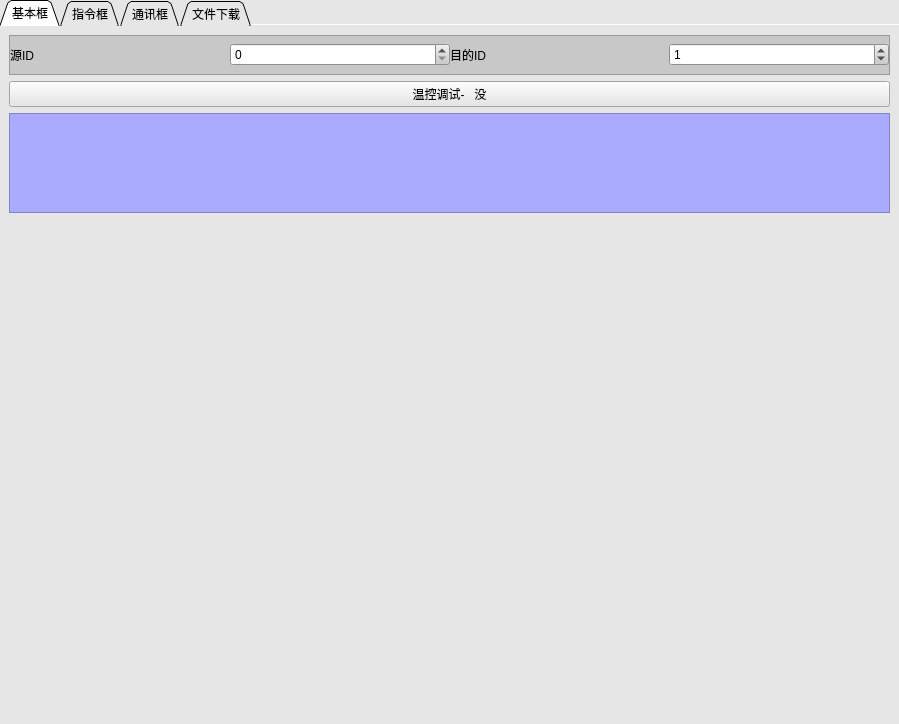
The window that d190104_sshCan/Anyone/youLib/canSend/canSend.ui (zhenghello/QTobj) describes before a commit, drawn with Qt 5.
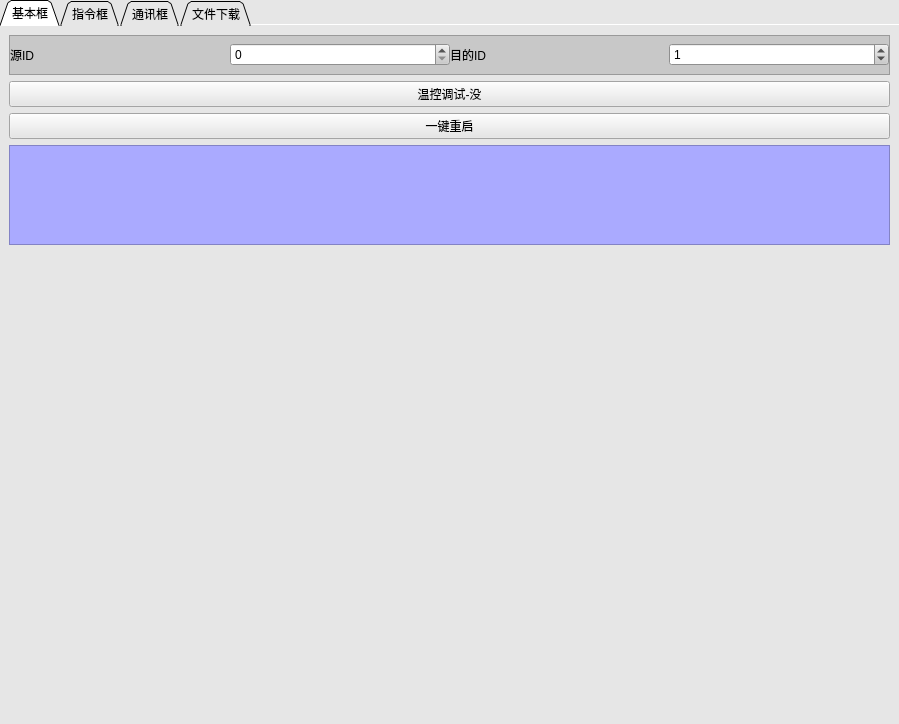
The same window after the commit.

Commit message: 添加一键重启功能

Diff of the .ui file:
```diff
--- a/d190104_sshCan/Anyone/youLib/canSend/canSend.ui
+++ b/d190104_sshCan/Anyone/youLib/canSend/canSend.ui
@@ -966,7 +966,14 @@
          <item>
           <widget class="QPushButton" name="button_temp">
            <property name="text">
-            <string>温控调试-   没</string>
+            <string>温控调试-没</string>
+           </property>
+          </widget>
+         </item>
+         <item>
+          <widget class="QPushButton" name="button_reboot">
+           <property name="text">
+            <string>一键重启</string>
            </property>
           </widget>
          </item>
```
The commit also changes 6 other files.
